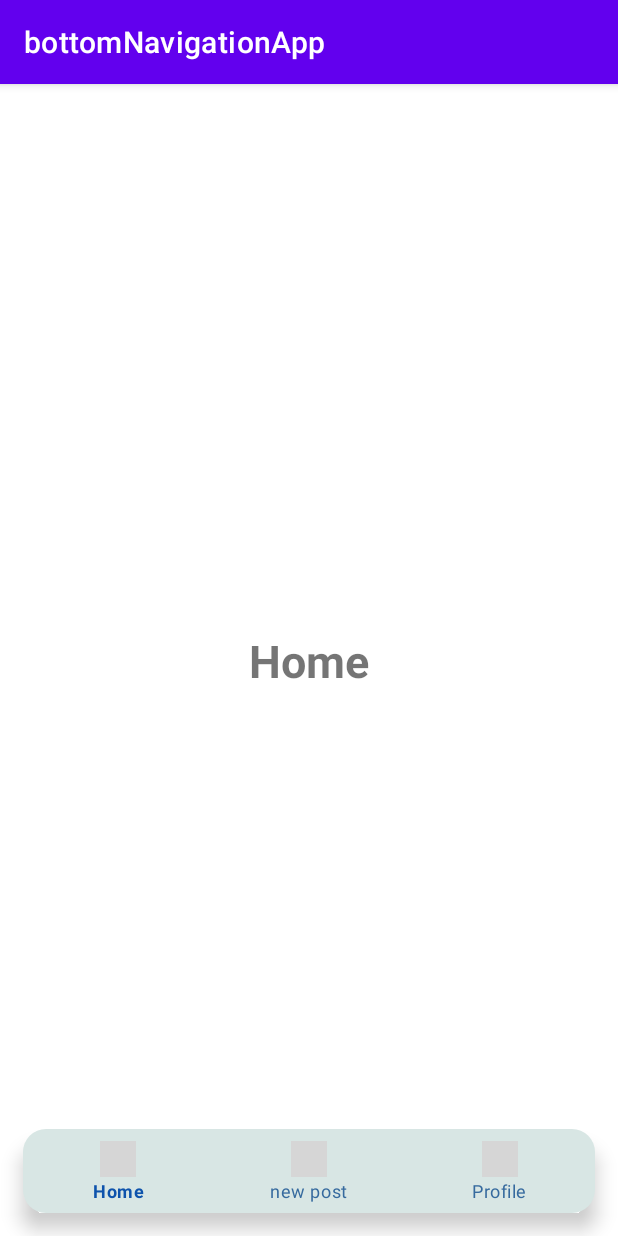
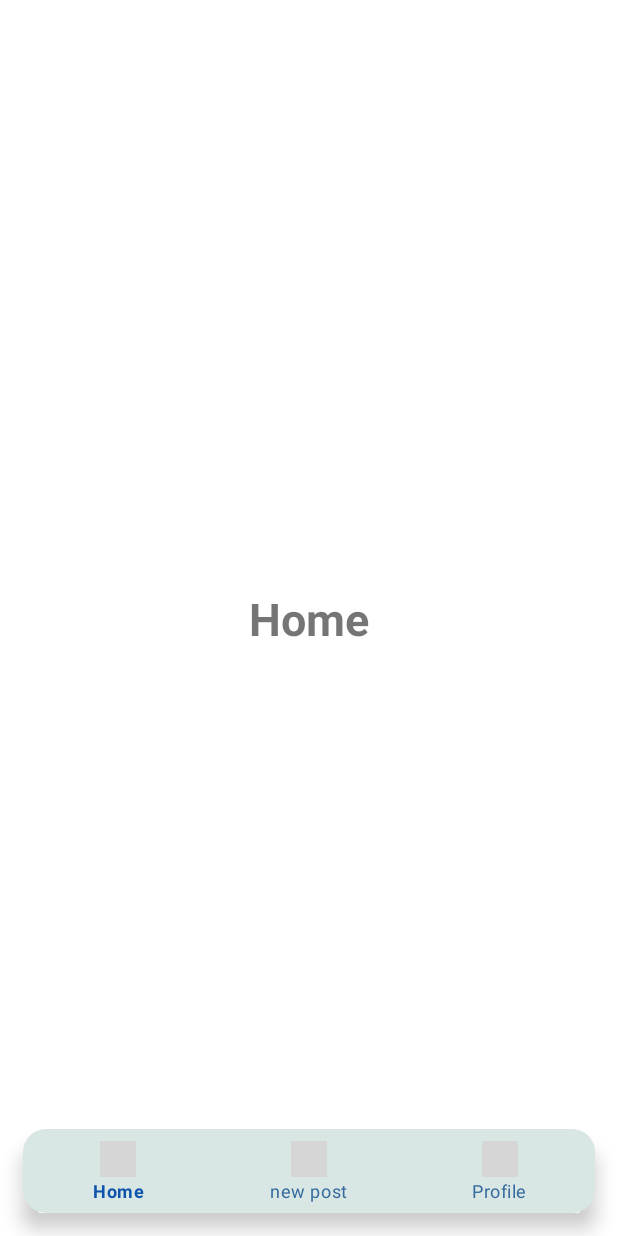
Before and after one commit to Luxlorys/bottomNavigationApp, an Android app: the screen it shows after launch (MainActivity), on a phone screen of 412 x 824 dp. Run offline under Robolectric (Android 15) with nearby library versions, the phone set to English and light mode, and no system bars; grey boxes are pictures that could not be loaded.

Commit message:
removed title bar

```diff
--- a/app/src/main/java/com/example/bottomnavigationapp/MainActivity.kt
+++ b/app/src/main/java/com/example/bottomnavigationapp/MainActivity.kt
@@ -12,6 +12,7 @@ class MainActivity : AppCompatActivity() {
     override fun onCreate(savedInstanceState: Bundle?) {
         super.onCreate(savedInstanceState)
         setContentView(R.layout.activity_main)
+        this.supportActionBar?.hide()
 
         val bottomNav = findViewById<BottomNavigationView>(R.id.bottom_navigation)
 
--- a/app/src/main/res/layout/activity_main.xml
+++ b/app/src/main/res/layout/activity_main.xml
@@ -15,6 +15,7 @@
         android:id="@+id/bottom_navigation"
         android:layout_width="match_parent"
         android:layout_height="wrap_content"
+        style="@style/Widget.AppCompat.CompoundButton.Switch"
         android:layout_alignParentBottom="true"
         android:layout_gravity="bottom"
         android:background="@drawable/background_nav_curved"
```
